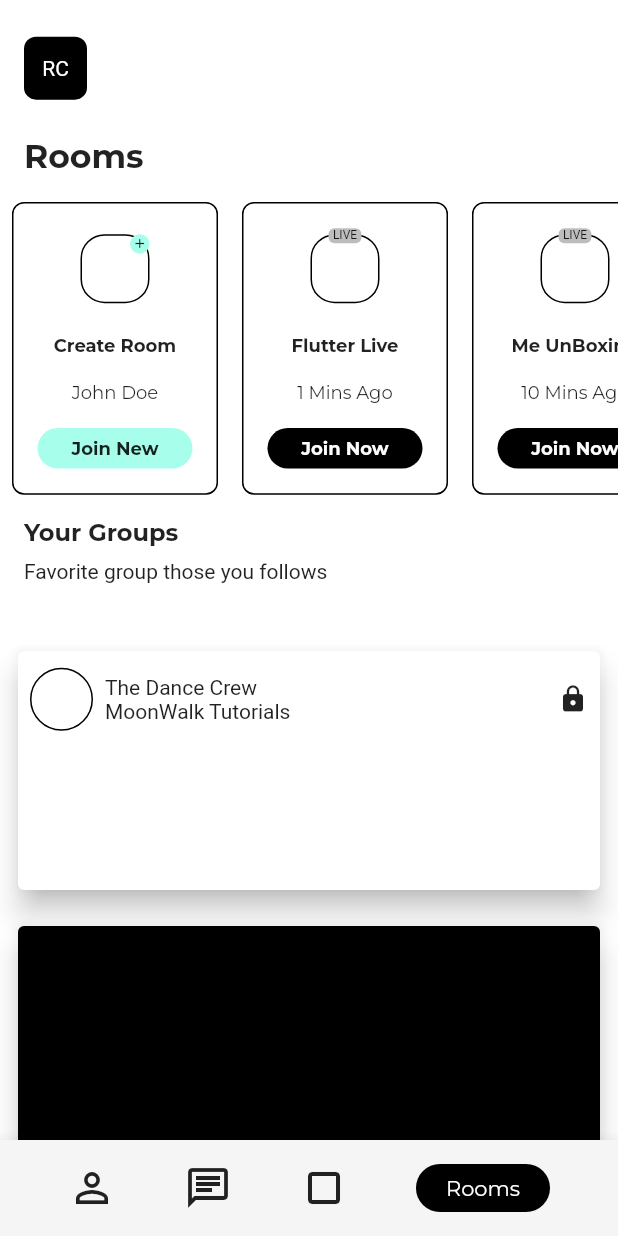
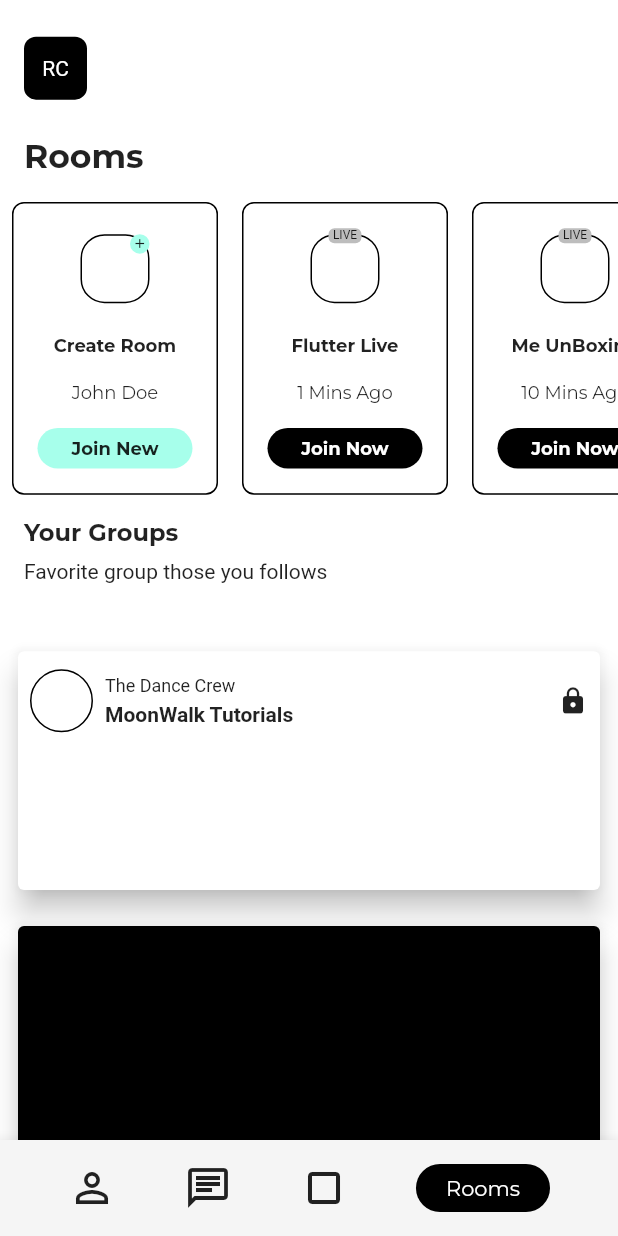
Before and after one commit to JAICHANGPARK/flutter_notebook_8th_story, a Flutter app: the RoomsPage screen opened by its route, on a phone screen of 412 x 824 dp. Run offline on Flutter 3.47's test engine with Material 2 defaults, Android fonts, the phone set to English and light mode, and no system bars; our stand-ins replace badges, flutter_hooks, google_fonts, hooks_riverpod, state_notifier.

Commit message:
Update rooms_page.dart

```diff
--- a/lib/ep588_social_app/rooms_page.dart
+++ b/lib/ep588_social_app/rooms_page.dart
@@ -335,8 +335,13 @@ class _RoomsPageState extends State<RoomsPage> {
                                                   child: Column(
                                                     crossAxisAlignment: CrossAxisAlignment.start,
                                                     children: [
-                                                      Text("The Dance Crew"),
-                                                      Text("MoonWalk Tutorials"),
+                                                      Text("The Dance Crew", style: TextStyle(
+                                                        fontSize: 12,
+                                                      ),),
+                                                      SizedBox(height: 4,),
+                                                      Text("MoonWalk Tutorials",style: TextStyle(
+                                                        fontWeight: FontWeight.bold
+                                                      ),),
                                                     ],
                                                   ),
                                                 ),
```
